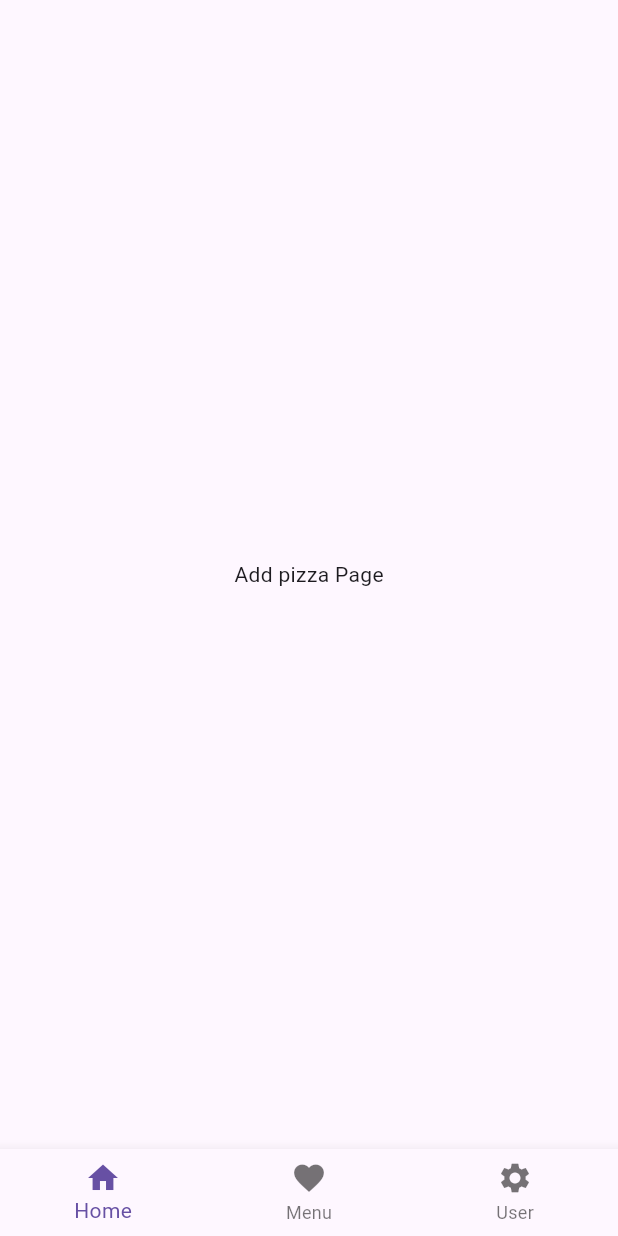
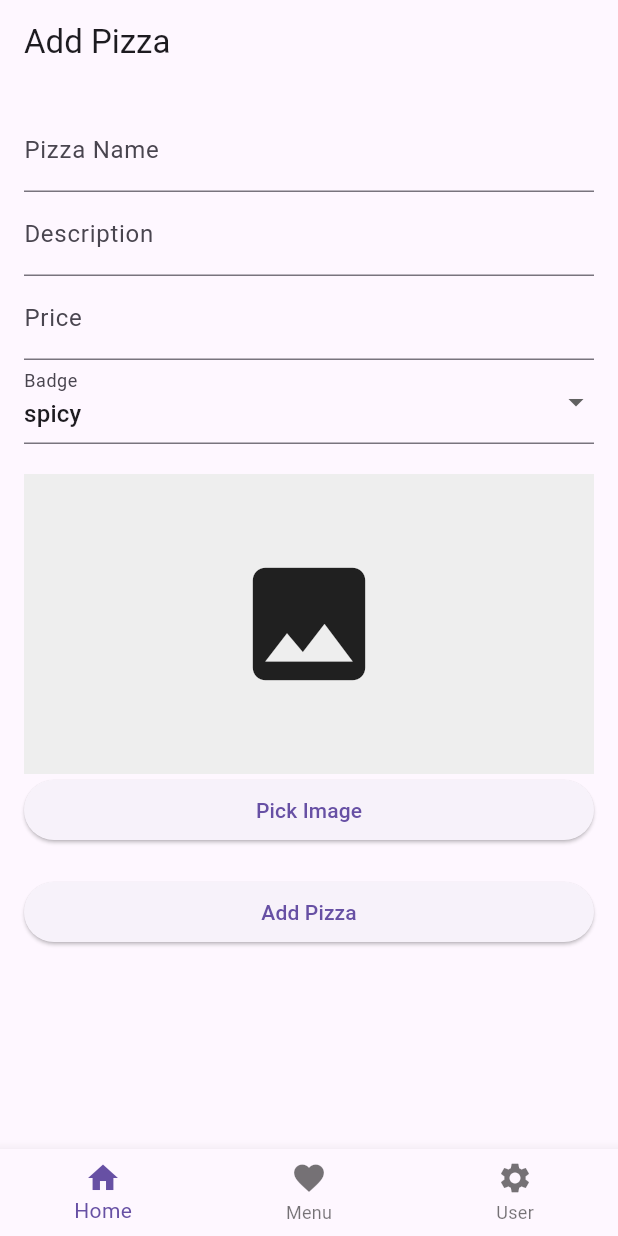
Before and after one commit to kanishkaviraj12/pizza-delivery-app, a Flutter app: the AdminHomePage screen opened directly, on a phone screen of 412 x 824 dp. Run offline on Flutter 3.47's test engine with Material 3 defaults, Android fonts, the phone set to English and light mode, and no system bars; our stand-ins replace cloud_firestore, firebase_core, firebase_storage, image_picker, permission_handler; accounts and stored records are empty.

Commit message:
pizza added firebase db

```diff
--- a/lib/admin/add_pizza.dart
+++ b/lib/admin/add_pizza.dart
@@ -1,12 +1,159 @@
+import 'dart:io';
+import 'package:cloud_firestore/cloud_firestore.dart';
+import 'package:firebase_storage/firebase_storage.dart';
 import 'package:flutter/material.dart';
+import 'package:image_picker/image_picker.dart';
 
-class AddPizza extends StatelessWidget {
-  const AddPizza({super.key});
+class PizzaFormPage extends StatefulWidget {
+  const PizzaFormPage({super.key});
+
+  @override
+  _PizzaFormPageState createState() => _PizzaFormPageState();
+}
+
+class _PizzaFormPageState extends State<PizzaFormPage> {
+  final _formKey = GlobalKey<FormState>();
+  final _nameController = TextEditingController();
+  final _descriptionController = TextEditingController();
+  final _priceController = TextEditingController();
+  String _badge = 'spicy';
+  File? _imageFile;
+
+  final picker = ImagePicker();
+
+  Future pickImage() async {
+    final pickedFile = await picker.pickImage(source: ImageSource.gallery);
+
+    setState(() {
+      if (pickedFile != null) {
+        _imageFile = File(pickedFile.path);
+      } else {
+        print('No image selected.');
+      }
+    });
+  }
+
+  Future<String> uploadImageToFirebase(File imageFile) async {
+    FirebaseStorage storage = FirebaseStorage.instance;
+    Reference ref = storage.ref().child("pizza_images/${DateTime.now()}.jpg");
+    UploadTask uploadTask = ref.putFile(imageFile);
+    TaskSnapshot taskSnapshot = await uploadTask;
+    return await taskSnapshot.ref.getDownloadURL();
+  }
+
+  Future<void> addPizzaToFirestore(String name, String description,
+      double price, String imageUrl, String badge) async {
+    FirebaseFirestore firestore = FirebaseFirestore.instance;
+    await firestore.collection('pizzas').add({
+      'name': name,
+      'description': description,
+      'price': price,
+      'imageUrl': imageUrl,
+      'badge': badge,
+    });
+  }
+
+  Future<void> submitPizzaData() async {
+    if (_formKey.currentState!.validate() && _imageFile != null) {
+      String imageUrl = await uploadImageToFirebase(_imageFile!);
+      await addPizzaToFirestore(
+        _nameController.text,
+        _descriptionController.text,
+        double.parse(_priceController.text),
+        imageUrl,
+        _badge,
+      );
+      ScaffoldMessenger.of(context).showSnackBar(
+          const SnackBar(content: Text('Pizza added successfully!')));
+      _formKey.currentState!.reset();
+      setState(() {
+        _imageFile = null;
+      });
+    } else {
+      ScaffoldMessenger.of(context).showSnackBar(const SnackBar(
+          content: Text('Please complete the form and select an image')));
+    }
+  }
 
   @override
   Widget build(BuildContext context) {
-    return const Center(
-      child: Text('Add pizza Page'),
+    return Scaffold(
+      appBar: AppBar(
+        title: const Text('Add Pizza'),
+      ),
+      body: Padding(
+        padding: const EdgeInsets.all(16.0),
+        child: Form(
+          key: _formKey,
+          child: ListView(
+            children: <Widget>[
+              TextFormField(
+                controller: _nameController,
+                decoration: const InputDecoration(labelText: 'Pizza Name'),
+                validator: (value) {
+                  if (value == null || value.isEmpty) {
+                    return 'Please enter pizza name';
+                  }
+                  return null;
+                },
+              ),
+              TextFormField(
+                controller: _descriptionController,
+                decoration: const InputDecoration(labelText: 'Description'),
+                validator: (value) {
+                  if (value == null || value.isEmpty) {
+                    return 'Please enter description';
+                  }
+                  return null;
+                },
+              ),
+              TextFormField(
+                controller: _priceController,
+                decoration: const InputDecoration(labelText: 'Price'),
+                keyboardType: TextInputType.number,
+                validator: (value) {
+                  if (value == null || value.isEmpty) {
+                    return 'Please enter price';
+                  }
+                  return null;
+                },
+              ),
+              DropdownButtonFormField<String>(
+                value: _badge,
+                items: ['spicy', 'non-veg'].map((String value) {
+                  return DropdownMenuItem<String>(
+                    value: value,
+                    child: Text(value),
+                  );
+                }).toList(),
+                onChanged: (newValue) {
+                  setState(() {
+                    _badge = newValue!;
+                  });
+                },
+                decoration: const InputDecoration(labelText: 'Badge'),
+              ),
+              const SizedBox(height: 20),
+              _imageFile != null
+                  ? Image.file(_imageFile!,
+                      height: 200, width: double.infinity, fit: BoxFit.cover)
+                  : Container(
+                      height: 200,
+                      color: Colors.grey[200],
+                      child: const Icon(Icons.image, size: 100)),
+              ElevatedButton(
+                onPressed: pickImage,
+                child: const Text('Pick Image'),
+              ),
+              const SizedBox(height: 20),
+              ElevatedButton(
+                onPressed: submitPizzaData,
+                child: const Text('Add Pizza'),
+              ),
+            ],
+          ),
+        ),
+      ),
     );
   }
 }
--- a/lib/admin/admin_home.dart
+++ b/lib/admin/admin_home.dart
@@ -15,7 +15,7 @@ class _AdminHomePageState extends State<AdminHomePage> {
   int _selectedIndex = 0;
 
   final List<Widget> _pages = [
-    const AddPizza(),
+    PizzaFormPage(),
     const FavoritesPage(),
     const SettingsPage(),
   ];
--- a/lib/main.dart
+++ b/lib/main.dart
@@ -21,7 +21,7 @@ class MyApp extends StatelessWidget {
       theme: ThemeData(
         primarySwatch: Colors.orange,
       ),
-      home: const UserHomePage(),
+      home: const AdminHomePage(),
     );
   }
 }
--- a/pubspec.yaml
+++ b/pubspec.yaml
@@ -37,6 +37,10 @@ dependencies:
   cupertino_icons: ^1.0.6
   firebase_core: ^3.3.0
   firebase_auth: ^5.1.4
+  firebase_storage: ^12.1.3
+  cloud_firestore: ^5.2.1
+  image_picker: ^1.1.2
+  permission_handler: ^11.3.1
 
 dev_dependencies:
   flutter_test:
```
Also changed, not shown: lib/admin/permission_helper.dart (added, +59 -0 lines), pubspec.lock, 6 other files.
